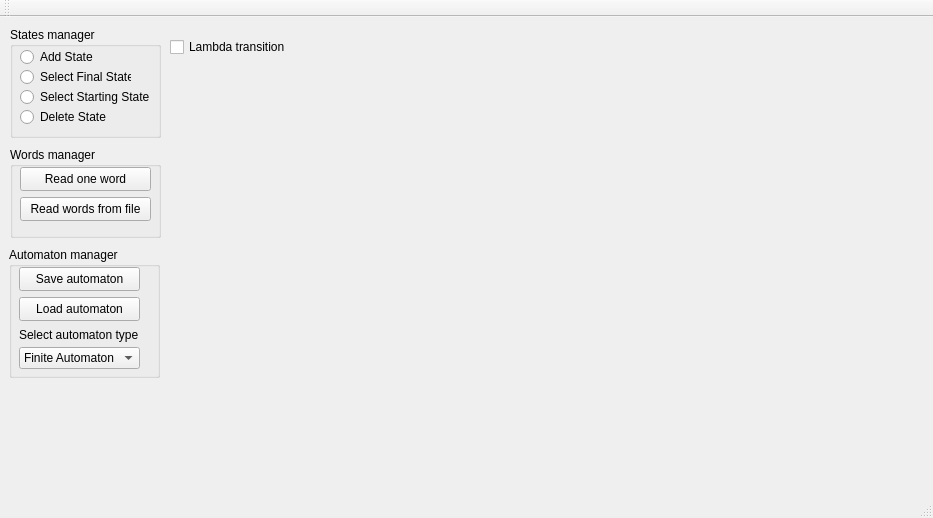
AngAnda/Finite-Automata-Interface, file Interfata/Interfata/Interfata.ui: the form before one commit.
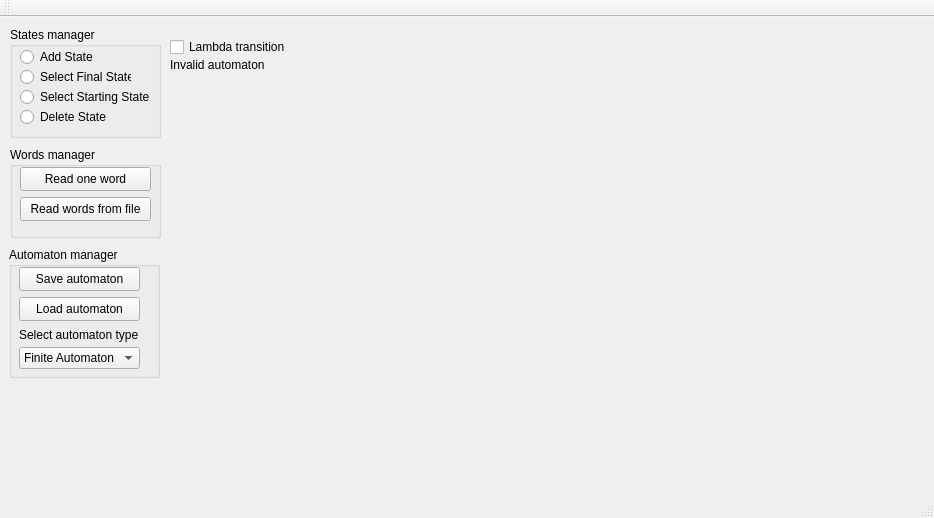
The form after the commit.

```diff
--- a/Interfata/Interfata/Interfata.ui
+++ b/Interfata/Interfata/Interfata.ui
@@ -6,7 +6,7 @@
    <rect>
     <x>0</x>
     <y>0</y>
-    <width>933</width>
+    <width>934</width>
     <height>518</height>
    </rect>
   </property>
@@ -203,6 +203,25 @@
      <string>Lambda transition</string>
     </property>
    </widget>
+   <widget class="QLabel" name="label_2">
+    <property name="geometry">
+     <rect>
+      <x>170</x>
+      <y>40</y>
+      <width>151</width>
+      <height>16</height>
+     </rect>
+    </property>
+    <property name="text">
+     <string>Invalid automaton</string>
+    </property>
+    <property name="textFormat">
+     <enum>Qt::AutoText</enum>
+    </property>
+    <property name="scaledContents">
+     <bool>false</bool>
+    </property>
+   </widget>
   </widget>
   <widget class="QStatusBar" name="statusBar"/>
   <widget class="QToolBar" name="mainToolBar">
```
Left out of the diff: 6 changed lines with no effect on the pictures.
